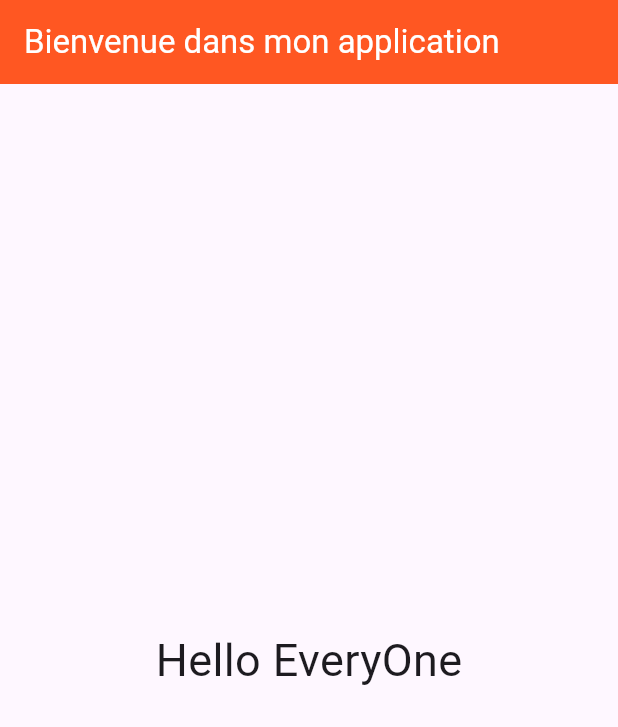
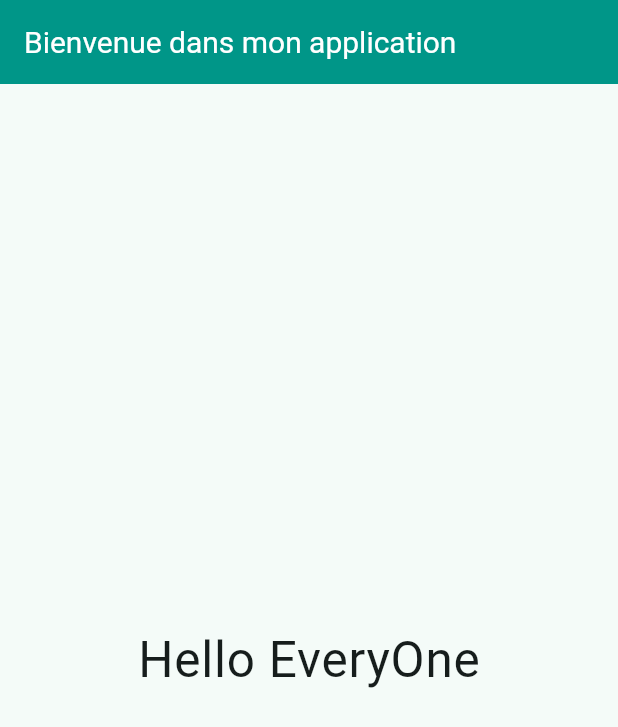
Before and after one commit to abdellahkaba/flutter-demo, a Flutter app: the screen it shows after launch, on a phone screen of 412 x 824 dp. Shown: the top 727 px of the screen. Run offline on Flutter 3.47's test engine with Material 3 defaults, Android fonts, the phone set to English and light mode, and no system bars.

Commit message:
ThemeData

```diff
--- a/lib/main.dart
+++ b/lib/main.dart
@@ -9,7 +9,21 @@ class MyApp extends StatelessWidget {
 
   @override
   Widget build(BuildContext context) {
-    return MaterialApp(home: HomePage());
+    return MaterialApp(
+      theme: ThemeData(
+        textTheme: TextTheme(
+          bodyLarge: TextStyle(fontSize: 33),
+          bodyMedium: TextStyle(fontSize: 20),
+          displayLarge: TextStyle(fontSize: 40),
+        ),
+        indicatorColor: Colors.white,
+        colorScheme: ColorScheme.fromSeed(
+          seedColor: Colors.teal,
+          primary: Colors.teal,
+        ),
+      ),
+      home: HomePage(),
+    );
   }
 }
 
@@ -22,12 +36,18 @@ class HomePage extends StatelessWidget {
       appBar: AppBar(
         title: Text(
           "Bienvenue dans mon application",
-          style: TextStyle(color: Colors.white),
+          style: TextStyle(
+            color: Theme.of(context).indicatorColor,
+            fontSize: Theme.of(context).textTheme.bodyMedium?.fontSize,
+          ),
         ),
-        backgroundColor: Colors.deepOrange,
+        backgroundColor: Theme.of(context).primaryColor,
       ),
       body: Center(
-        child: Text("Hello EveryOne", style: TextStyle(fontSize: 30)),
+        child: Text(
+          "Hello EveryOne",
+          style: Theme.of(context).textTheme.bodyLarge,
+        ),
       ),
     );
   }
```
